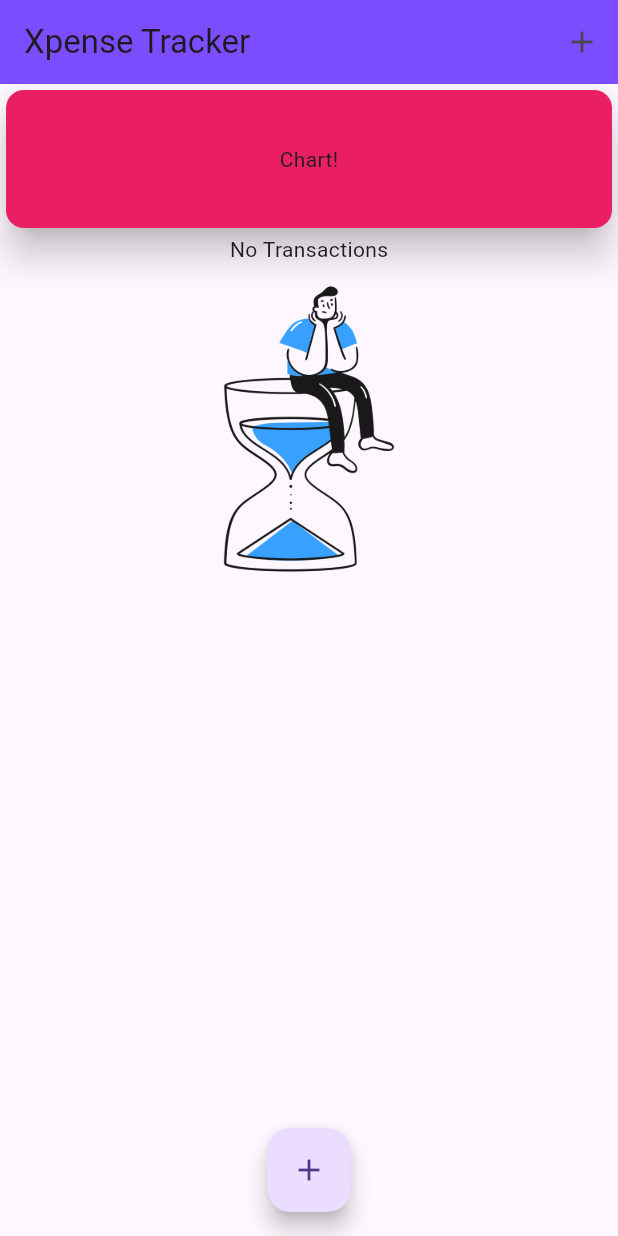
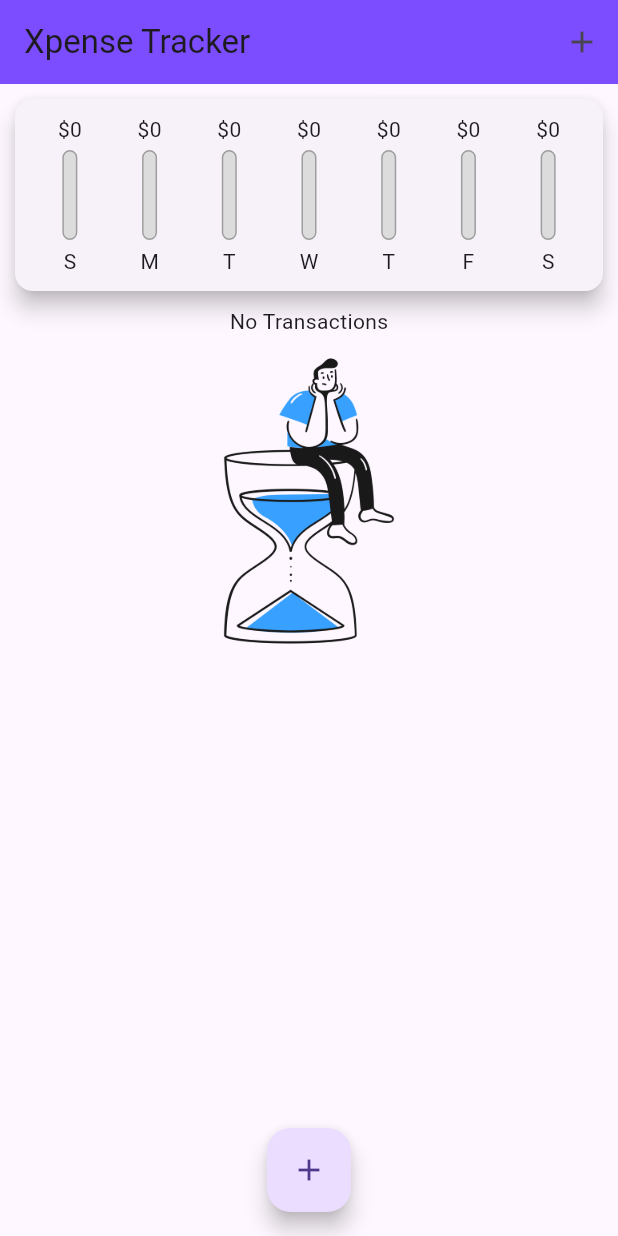
Before and after one commit to Suryansh160/Expense-tracking-app, a Flutter app: the screen it shows after launch, on a phone screen of 412 x 824 dp. Run offline on Flutter 3.47's test engine with Material 3 defaults, Android fonts, the phone set to English and light mode, and no system bars.

Commit message:
Charts widget added

```diff
--- a/lib/main.dart
+++ b/lib/main.dart
@@ -1,7 +1,9 @@
 import 'package:flutter/material.dart';
+
 import './widgets/transaction_list.dart';
 import './widgets/new_transaction.dart';
 import './models/transaction.dart';
+import './widgets/chart.dart';
 
 void main() => runApp(MyApp());
 
@@ -22,20 +24,17 @@
 }
 
 class _MyHomePageState extends State<MyHomePage> {
-  final List<Transaction> _userTransactions = [
-    // Transaction(
-    //   id: 't1',
-    //   title: 'New Shoes',
-    //   amount: 69.99,
-    //   date: DateTime.now(),
-    // ),
-    // Transaction(
-    //   id: 't2',
-    //   title: 'Weekly Groceries',
-    //   amount: 16.22,
-    //   date: DateTime.now(),
-    // ),
-  ];
+  final List<Transaction> _userTransactions = [];
+
+  List<Transaction> get _recentTransactions {
+    return _userTransactions.where((tx) {
+      return tx.date.isAfter(
+        DateTime.now().subtract(
+          Duration(days: 7),
+        ),
+      );
+    }).toList();
+  }
 
   void _addNewTransaction(String txTitle, double txAmount) {
     final newTx = Transaction(
@@ -75,15 +74,7 @@
       body: Column(
         crossAxisAlignment: CrossAxisAlignment.stretch,
         children: <Widget>[
-          Container(
-            width: double.infinity,
-            height: 100,
-            child: Card(
-              color: Colors.pink,
-              child: Center(child: Text('Chart!')),
-              elevation: 10,
-            ),
-          ),
+          Chart(_recentTransactions),
           TransactionList(_userTransactions),
         ],
       ),
--- /dev/null
+++ b/lib/widgets/chart.dart
@@ -0,0 +1,69 @@
+import 'package:flutter/material.dart';
+import 'package:intl/intl.dart';
+import '../models/transaction.dart';
+import './chart_bar.dart';
+
+class Chart extends StatelessWidget {
+  final List<Transaction> recentTransactions;
+
+  Chart(this.recentTransactions);
+
+  List<Map<String, Object>> get groupedTransactionValues {
+    return List.generate(
+      7,
+      (indx) {
+        final weekDay = DateTime.now().subtract(
+          Duration(days: indx),
+        );
+        var totalSum = 0.0;
+
+        for (var i = 0; i < recentTransactions.length; i++) {
+          if (recentTransactions[i].date.day == weekDay.day &&
+              recentTransactions[i].date.month == weekDay.month &&
+              recentTransactions[i].date.year == weekDay.year) {
+            totalSum += recentTransactions[i].amount;
+          }
+        }
+        print(DateFormat.E().format(weekDay));
+        print(totalSum);
+        return {
+          'day': DateFormat.E().format(weekDay).substring(0, 1),
+          'amount': totalSum,
+        };
+      },
+    ).reversed.toList(); // Reverse to show weekdays in chronological order
+  }
+
+  double get maxSpending {
+    return groupedTransactionValues.fold(0.0, (sum, item) {
+      return sum + (item['amount'] as double);
+    });
+  }
+
+  @override
+  Widget build(BuildContext context) {
+    print(groupedTransactionValues);
+    return Card(
+      elevation: 6,
+      margin: EdgeInsets.all(10),
+      child: Padding(
+        padding: const EdgeInsets.all(10.0),
+        child: Row(
+          mainAxisAlignment: MainAxisAlignment.spaceAround,
+          children: groupedTransactionValues.map((data) {
+            return Flexible(
+              fit: FlexFit.tight,
+              child: chartBar(
+                data['day'] as String,
+                data['amount'] as double,
+                maxSpending == 0.0
+                    ? 0.0
+                    : (data['amount'] as double) / maxSpending,
+              ),
+            );
+          }).toList(),
+        ),
+      ),
+    );
+  }
+}
--- /dev/null
+++ b/lib/widgets/chart_bar.dart
@@ -0,0 +1,48 @@
+import 'package:flutter/material.dart';
+
+class chartBar extends StatelessWidget {
+  final String label;
+  final double spendingAmount;
+  final double spendingPercentage;
+
+  chartBar(this.label, this.spendingAmount, this.spendingPercentage);
+  @override
+  Widget build(BuildContext context) {
+    return Column(
+      children: <Widget>[
+        Text('\$${spendingAmount.toStringAsFixed(0)}'),
+        SizedBox(
+          height: 4,
+        ),
+        Container(
+          height: 60,
+          width: 10,
+          child: Stack(
+            children: <Widget>[
+              Container(
+                decoration: BoxDecoration(
+                  border: Border.all(color: Colors.grey, width: 1.0),
+                  color: Color.fromRGBO(220, 220, 220, 1),
+                  borderRadius: BorderRadius.circular(10),
+                ),
+              ),
+              FractionallySizedBox(
+                heightFactor: spendingPercentage,
+                child: Container(
+                  decoration: BoxDecoration(
+                    color: Colors.pinkAccent,
+                    borderRadius: BorderRadius.circular(10),
+                  ),
+                ),
+              )
+            ],
+          ),
+        ),
+        SizedBox(
+          height: 4,
+        ),
+        Text(label),
+      ],
+    );
+  }
+}
```
